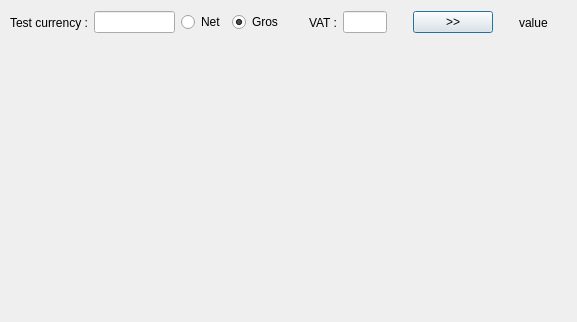
First picture: the form in client/cdlgtest.ui, repository tbikfalvi/Belenus, before the edit.
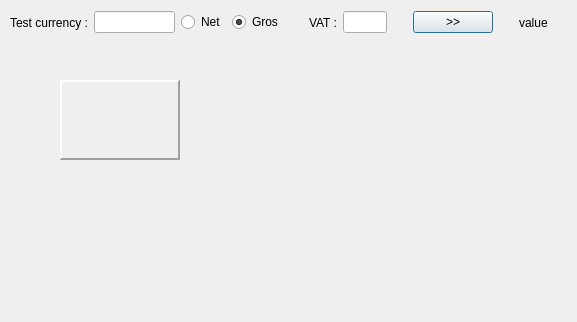
Second picture: the form after the edit.

Patch:
```diff
--- a/client/cdlgtest.ui
+++ b/client/cdlgtest.ui
@@ -147,6 +147,25 @@
     </item>
    </layout>
   </widget>
+  <widget class="QFrame" name="frame">
+   <property name="geometry">
+    <rect>
+     <x>60</x>
+     <y>80</y>
+     <width>120</width>
+     <height>80</height>
+    </rect>
+   </property>
+   <property name="frameShape">
+    <enum>QFrame::Panel</enum>
+   </property>
+   <property name="frameShadow">
+    <enum>QFrame::Raised</enum>
+   </property>
+   <property name="lineWidth">
+    <number>2</number>
+   </property>
+  </widget>
  </widget>
  <resources/>
  <connections/>
```
